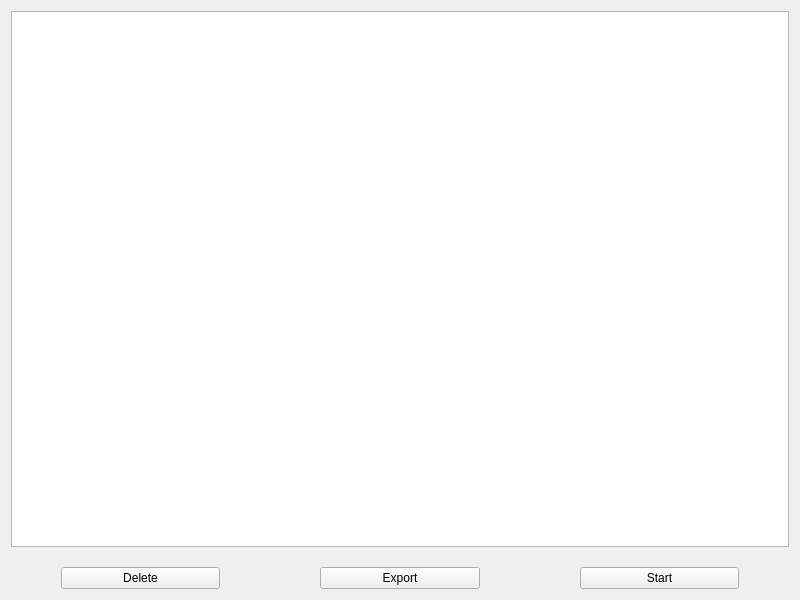
Above: designer/evaluator.ui from zarathustre/ttex before the change. Below: the same form after it.
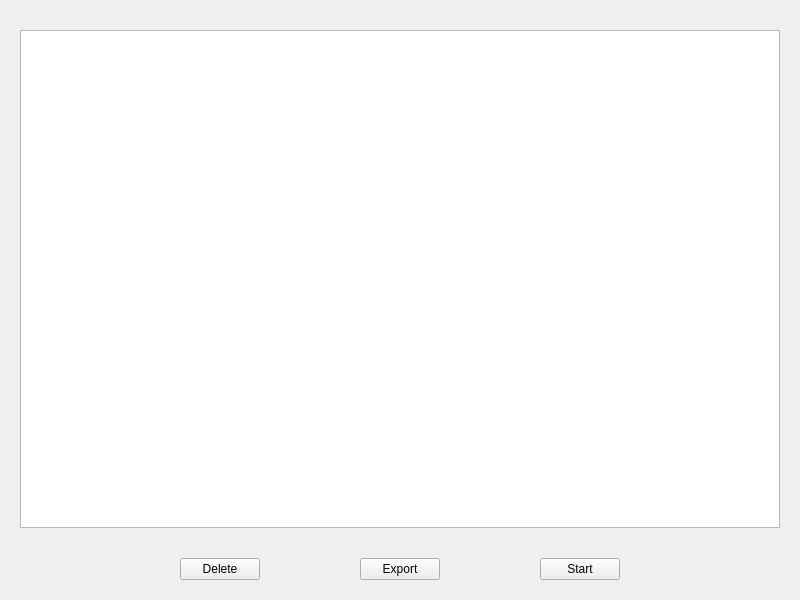
That is the form after the change.

Diff of the .ui file:
```diff
--- a/designer/evaluator.ui
+++ b/designer/evaluator.ui
@@ -15,10 +15,26 @@
   </property>
   <layout class="QVBoxLayout" name="verticalLayout">
    <property name="spacing">
+    <number>30</number>
+   </property>
+   <property name="leftMargin">
+    <number>20</number>
+   </property>
+   <property name="topMargin">
+    <number>30</number>
+   </property>
+   <property name="rightMargin">
+    <number>20</number>
+   </property>
+   <property name="bottomMargin">
     <number>20</number>
    </property>
    <item>
-    <widget class="QTreeView" name="scenarios_tree"/>
+    <widget class="QTreeView" name="scenarios_tree">
+     <property name="sortingEnabled">
+      <bool>true</bool>
+     </property>
+    </widget>
    </item>
    <item>
     <layout class="QHBoxLayout" name="horizontalLayout">
@@ -31,6 +47,19 @@
      <property name="rightMargin">
       <number>50</number>
      </property>
+     <item>
+      <spacer name="horizontalSpacer">
+       <property name="orientation">
+        <enum>Qt::Horizontal</enum>
+       </property>
+       <property name="sizeHint" stdset="0">
+        <size>
+         <width>40</width>
+         <height>20</height>
+        </size>
+       </property>
+      </spacer>
+     </item>
      <item>
       <widget class="QPushButton" name="delete_button">
        <property name="text">
@@ -52,6 +81,19 @@
        </property>
       </widget>
      </item>
+     <item>
+      <spacer name="horizontalSpacer_3">
+       <property name="orientation">
+        <enum>Qt::Horizontal</enum>
+       </property>
+       <property name="sizeHint" stdset="0">
+        <size>
+         <width>40</width>
+         <height>20</height>
+        </size>
+       </property>
+      </spacer>
+     </item>
     </layout>
    </item>
   </layout>
```
